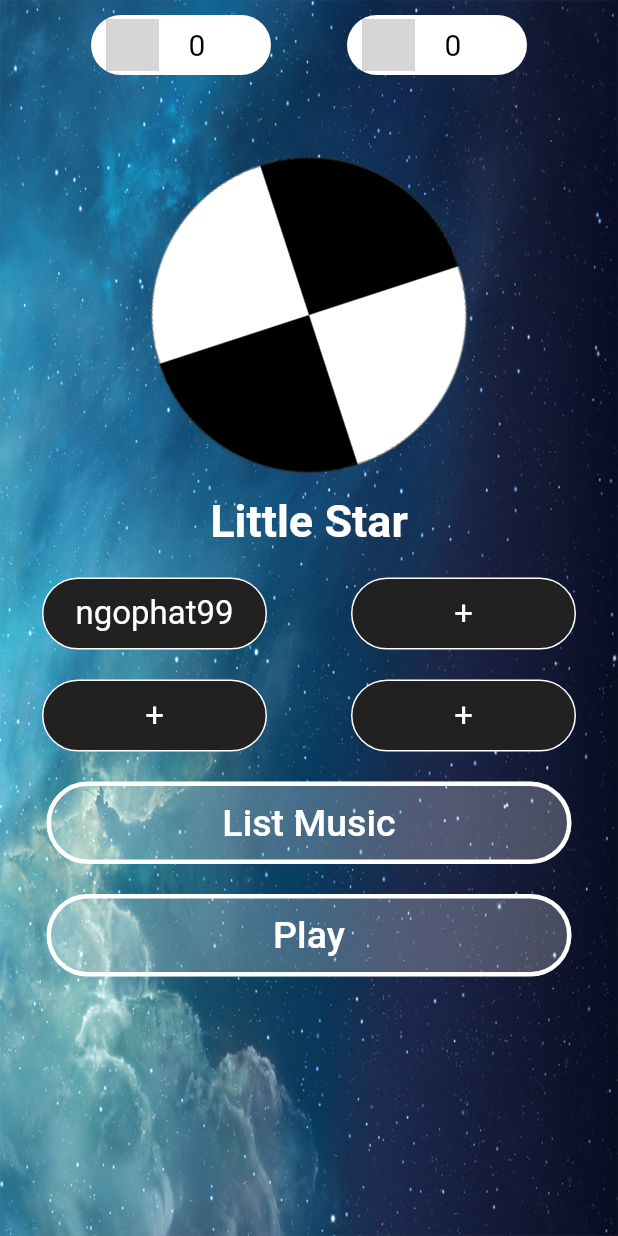
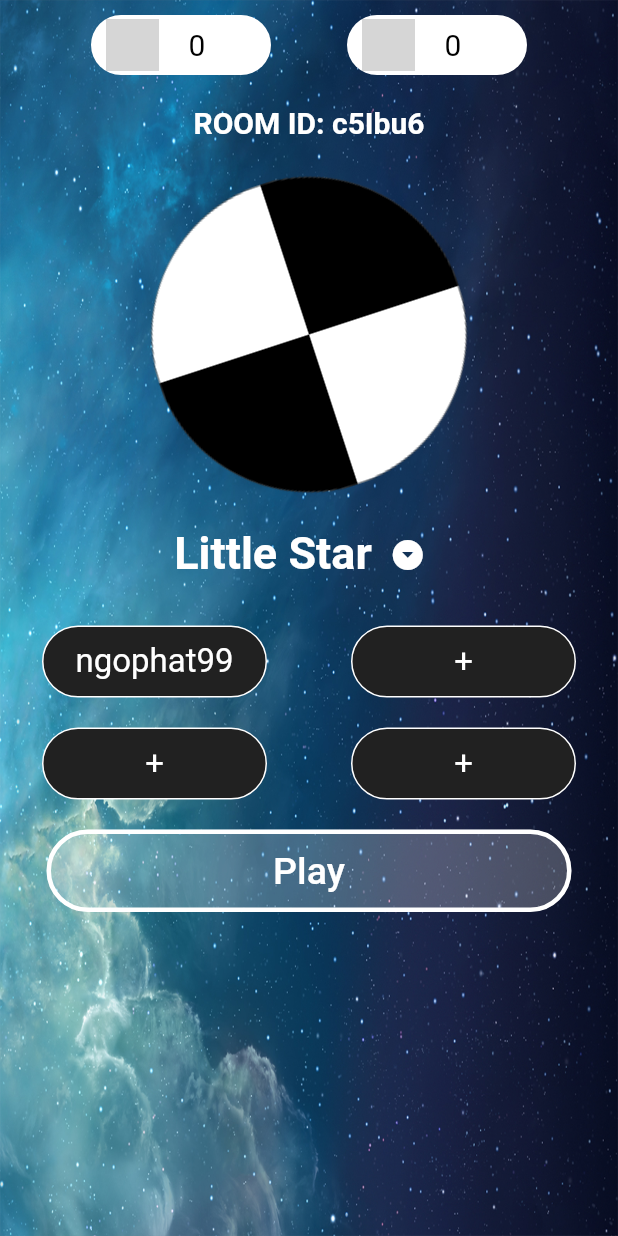
Before and after one commit to ngovanphat/QLDAPM-Project-PianoTile, a Flutter app: the CreateRoom screen opened directly, on a phone screen of 412 x 824 dp. Run offline on Flutter 3.47's test engine with Material 2 defaults, Android fonts, the phone set to English and light mode, and no system bars; our stand-ins replace audioplayers, firebase_auth, firebase_core, firebase_database, firebase_storage, flutter_spinkit and 4 more; missing offline and left inert: flutter_midi, marquee_flutter, permissions_plugin; accounts and stored records are empty; project files that could hold a hidden picture were left out; grey boxes are pictures that could not be loaded.

Commit message:
add icon list

```diff
--- a/lib/views/create_room.dart
+++ b/lib/views/create_room.dart
@@ -37,8 +37,17 @@ class _CreateRoomState extends State<CreateRoom> with SingleTickerProviderStateM
   @override
   void deactivate() {
     super.deactivate();
+
     room.removeUserByName(username);
   }
+  dialogContent(BuildContext context){
+    return Stack(
+      children: <Widget>[
+        Text("sorry"),
+      ],
+    );
+  }
+
   @override
   Widget build(BuildContext context) {
     Timer.periodic(Duration(seconds: 5), (timer) {
@@ -58,11 +67,27 @@ class _CreateRoomState extends State<CreateRoom> with SingleTickerProviderStateM
             Image.asset('assets/images/background.jpg', fit: BoxFit.fill),
             RowOnTop(context, 0, 0),
             Container(
-                margin: EdgeInsets.only(top: 100),
+                margin: EdgeInsets.only(top: 70),
                 child: Column(
                     mainAxisAlignment: MainAxisAlignment.start,
                     crossAxisAlignment: CrossAxisAlignment.center,
                     children: [
+                      Container(
+                        margin: EdgeInsets.only(bottom: 20),
+                        child: Row(
+                          mainAxisAlignment: MainAxisAlignment.center,
+                          children: <Widget>[
+                            Text('ROOM ID: ${room.keyOfRoom}',
+                              style: TextStyle(
+                                fontSize: 20,
+                                color: Colors.white,
+                                fontWeight: FontWeight.bold
+                              ),
+
+                            )
+                          ],
+                        ),
+                      ),
                       AnimatedBuilder(
                         animation: _animationController,
                         builder: (_, child) {
@@ -73,6 +98,10 @@ class _CreateRoomState extends State<CreateRoom> with SingleTickerProviderStateM
                         },
                         child: Image.asset('assets/images/disk.png'),
                       ),
+                      Row(
+                        mainAxisAlignment: MainAxisAlignment.center,
+                        crossAxisAlignment: CrossAxisAlignment.center,
+                        children: <Widget>[
                           Container(
                             margin: EdgeInsets.only(top: 10),
                             child: Text(
@@ -84,12 +113,30 @@ class _CreateRoomState extends State<CreateRoom> with SingleTickerProviderStateM
                             ),
                           ),
                           Container(
-                        margin: EdgeInsets.only(top: 20),
+                            margin: EdgeInsets.only(top: 13),
+                            child: IconButton(
+                              icon: Icon(Icons.arrow_drop_down_circle),
+                              tooltip: 'Open Music List',
+                              onPressed: () {
+                                print("Show list music dialog");
+                              },
+                              color: Colors.white,
+                            ),
+                          ),
+                        ],
+                      ),
+                      Container(
+                        margin: EdgeInsets.only(top: 23),
                         child: Row(
                           mainAxisAlignment: MainAxisAlignment.spaceAround,
                           children: <Widget>[
                             userInRoom(context, room.usernameOne),
-                            userInRoom(context, room.usernameTwo != '' ? room.usernameTwo : '+'),
+                            room.usernameTwo != '' ? userInRoom(context, room.usernameTwo) : GestureDetector(
+                              child:  userInRoom(context, '+'),
+                              onTap: (){
+                                  print("press add button");
+                              },
+                            ),
                           ],
                         ),
                       ),
@@ -98,33 +145,19 @@ class _CreateRoomState extends State<CreateRoom> with SingleTickerProviderStateM
                         child: Row(
                           mainAxisAlignment: MainAxisAlignment.spaceAround,
                           children: <Widget>[
-                            userInRoom(context, room.usernameThree != '' ? room.usernameThree : '+'),
-                            userInRoom(context, room.usernameFour != '' ? room.usernameFour : '+'),
+                           room.usernameThree != '' ? userInRoom(context, room.usernameThree) : GestureDetector(
+                             child:  userInRoom(context, '+'),
+                             onTap: (){
+                               print("press add button");
+                             },
+                           ),
+                          room.usernameFour!= '' ? userInRoom(context, room.usernameFour) : GestureDetector(
+                            child:  userInRoom(context, '+'),
+                            onTap: (){
+                              print("press add button");
+                            },
+                          ),
                           ],
-                        ),
-                      ),
-
-                      Container(
-                        width: 350,
-                        height: 55,
-                        margin: EdgeInsets.only(top: 20),
-                        child: FlatButton(
-                          onPressed: () {
-                            Navigator.pushReplacement(
-                                context,
-                                MaterialPageRoute(
-                                    builder: (context) => MusicList()));
-                          },
-                          shape: RoundedRectangleBorder(
-                              borderRadius: BorderRadius.circular(70),
-                              side: BorderSide(
-                                  color: Colors.white, width: 3)),
-                          child: Text(
-                            'List Music',
-                            style: TextStyle(
-                                fontSize: 25, color: Colors.white),
-                          ),
-                          color: Colors.white24,
                         ),
                       ),
                       Container(
```
Also changed, not shown: 1 other file. Lines whose indentation alone changed are shown as unchanged.
